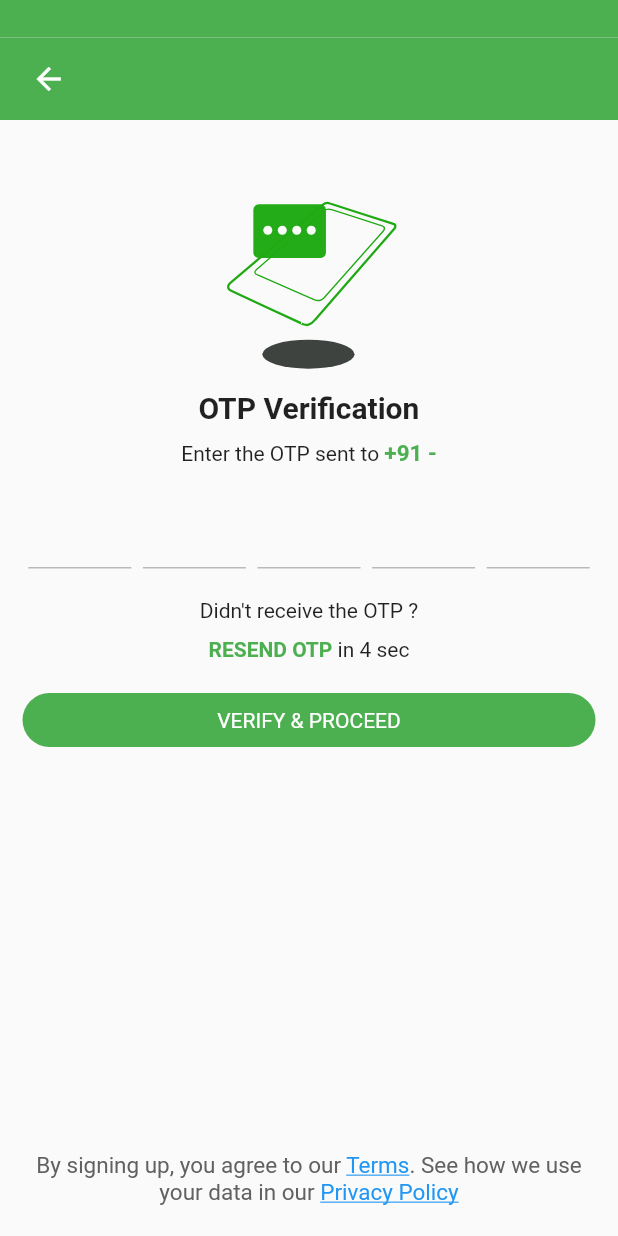
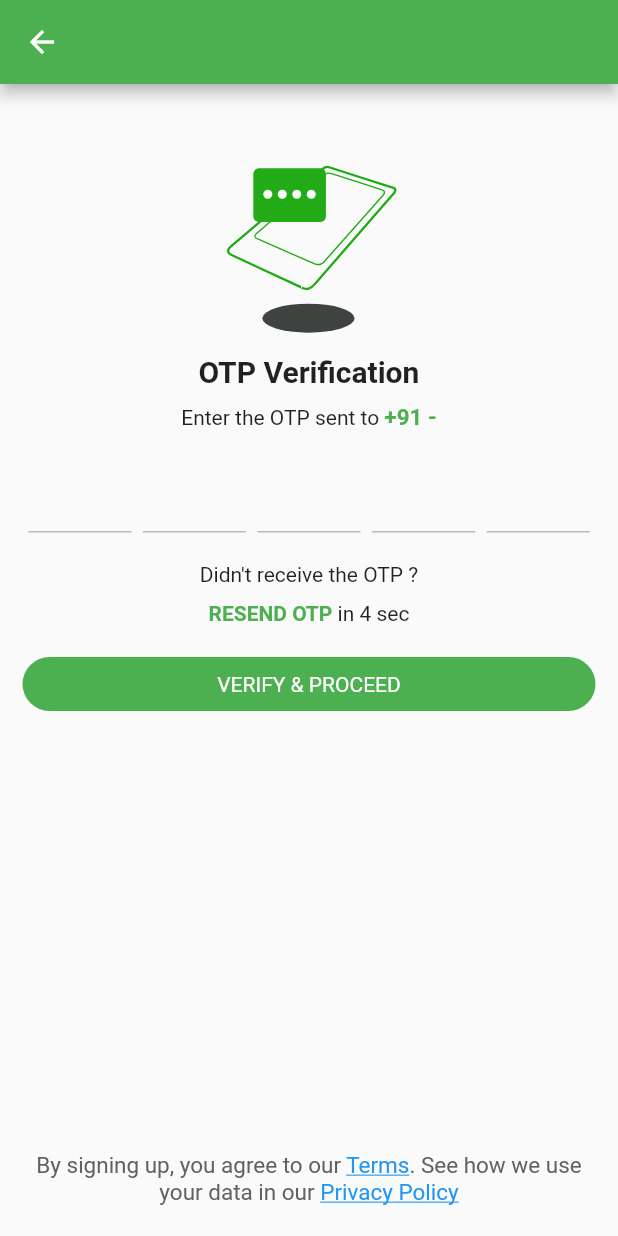
Before and after one commit to VijayRanka/livfriend, a Flutter app: the OtpVerifyScreen screen opened directly, on a phone screen of 412 x 824 dp. Run offline on Flutter 3.47's test engine with Material 2 defaults, Android fonts, the phone set to English and light mode, and no system bars; drawn by our look-alikes of otp_text_field; our stand-ins replace bloc, firebase_core, flutter_bloc, fluttertoast, lottie, shared_preferences and 1 more; missing offline and left inert: phonepe_payment_sdk, zego_uikit_prebuilt_call; accounts and stored records are empty.

```diff
--- a/lib/common/constants.dart
+++ b/lib/common/constants.dart
@@ -14,7 +14,7 @@ class Constants {
   static String convertInWebApp = 'Convert in Web App';
   static String shareTheApp = 'Share The App';
   static String pleaseDoNotTrust =
-      "Please do not trust fraudulent information such as money transfer, lottery etc from strangers. Please do ot share any personal information such as passwords, mobile numbers, otp etc. Please do not engage in nudity, pornography or any obscene acts";
+      "Please do not trust fraudulent information such as money transfer, lottery etc from strangers. Please do not share any personal information such as passwords, mobile numbers, otp etc. Please do not engage in nudity, pornography or any obscene acts";
   static String noInternetConnection =
       'Your Internet Connection\nmay not be active';
 
--- a/lib/screens/common_widgets/common_app_bar.dart
+++ b/lib/screens/common_widgets/common_app_bar.dart
@@ -1,6 +1,4 @@
 import 'package:flutter/material.dart';
-import 'package:livefriend/screens/common_widgets/status_bar_container.dart';
-
 class CommonAppBar extends StatelessWidget {
   final Color color;
   final String text;
@@ -17,40 +15,12 @@ class CommonAppBar extends StatelessWidget {
 
   @override
   Widget build(BuildContext context) {
-    return Column(
-      children: [
-        const StatusBarContainer(),
-        Container(
-          width: MediaQuery.of(context).size.width,
-          color: Colors.green,
-          padding:
-              const EdgeInsets.only(left: 10, right: 10, top: 15, bottom: 15),
-          child: Row(
-            children: [
-              onTap != null
-                  ? SizedBox(
-                      height: 25,
-                      width: 45,
-                      child: IconButton(
-                          padding: const EdgeInsets.all(0),
-                          onPressed: onTap,
-                          icon: const Icon(
-                            Icons.arrow_back,
-                            color: Colors.white,
-                          )),
-                    )
-                  : const SizedBox.shrink(),
-              Text(
-                text,
-                style: const TextStyle(
-                    color: Colors.white,
-                    fontSize: 18,
-                    fontWeight: FontWeight.w500,letterSpacing: 1.1),
-              ),
-            ],
-          ),
-        )
-      ],
-    );
+    return AppBar(backgroundColor: Colors.green,title: Text(
+      text,
+      style: const TextStyle(
+          color: Colors.white,
+          fontSize: 18,
+          fontWeight: FontWeight.w500,letterSpacing: 1.1),
+    ),);
   }
 }
--- a/lib/screens/common_widgets/status_bar_container.dart
+++ /dev/null
@@ -1,16 +0,0 @@
-import 'package:flutter/material.dart';
-
-class StatusBarContainer extends StatelessWidget {
-  final Color color;
-
-  const StatusBarContainer({this.color = Colors.green, Key? key})
-      : super(key: key);
-
-  @override
-  Widget build(BuildContext context) {
-    return Container(
-      height: 25,
-      color: color,
-    );
-  }
-}
--- a/lib/screens/dashboard/dashboard_screen.dart
+++ b/lib/screens/dashboard/dashboard_screen.dart
@@ -29,7 +29,8 @@ class _DashboardScreenState extends State<DashboardScreen> {
 
   @override
   Widget build(BuildContext context) {
-    return WillPopScope(
+    return SafeArea(
+      child: WillPopScope(
         onWillPop: () async => false,
         child: DefaultTabController(
           length: 3,
@@ -83,6 +84,7 @@ class _DashboardScreenState extends State<DashboardScreen> {
             ),
           ),
         ),
+      ),
     );
   }
 }
--- a/lib/screens/dashboard/girls_widget.dart
+++ b/lib/screens/dashboard/girls_widget.dart
@@ -1,7 +1,6 @@
 import 'package:flutter/material.dart';
 import 'package:flutter_bloc/flutter_bloc.dart';
 import 'package:livefriend/bloc/top_rated_cubit/top_rated_cubit.dart';
-import 'package:livefriend/screens/common_widgets/status_bar_container.dart';
 import 'package:livefriend/screens/dashboard/talktime_price_widget.dart';
 import 'package:livefriend/screens/dashboard_girls_section/all_girls_dashboard.dart';
 import 'package:livefriend/screens/dashboard_girls_section/follow_girl_section.dart';
@@ -38,7 +37,6 @@ class _GirlsDashboardWidgetState extends State<GirlsDashboardWidget> {
       initialIndex: tabIndex,
       child: Column(
         children: [
-          const StatusBarContainer(),
           Container(
             color: Colors.green,
             child: Row(
@@ -112,11 +110,11 @@ class _GirlsDashboardWidgetState extends State<GirlsDashboardWidget> {
                     ],
                   ),
                 ),
-                const SizedBox(width: 50, child: TalktimePriceWidget()),
+                TalktimePriceWidget(),
                 IconButton(
                   onPressed: () {},
                   icon: const Icon(
-                    Icons.sort,
+                    Icons.whatshot_outlined,
                     color: Colors.white,
                   ),
                 ),
--- a/lib/screens/login/mobile_login.dart
+++ b/lib/screens/login/mobile_login.dart
@@ -51,7 +51,7 @@ class _LoginScreenState extends State<LoginScreen> {
         if (jsonResponse['status']) {
           FocusScope.of(context).unfocus();
 
-          Fluttertoast.showToast(msg: jsonResponse['message']);
+          Fluttertoast.showToast(msg: "${jsonResponse['message']} $otp");
           Navigator.of(context).push(MaterialPageRoute(
               builder: (_) => OtpVerifyScreen(
                     mobileNumber: mobileNumber,
--- a/lib/screens/talktime/talk_time_screen.dart
+++ b/lib/screens/talktime/talk_time_screen.dart
@@ -156,7 +156,7 @@ class _TalktimeScreenState extends State<TalktimeScreen> {
                   BoxShadow(
                       offset: const Offset(-10, 0),
                       blurRadius: 10,
-                      color: Colors.black.withOpacity(0.5))
+                      color: Constants.darkMode?Colors.white.withOpacity(0.5):Colors.black.withOpacity(0.5))
                 ]),
             alignment: Alignment.center,
             child: Column(
```
Also changed, not shown: lib/screens/dashboard/talktime_price_widget.dart (+10 -7 lines), lib/screens/girl_details/girl_details_screen.dart (+112 -75 lines), lib/screens/talktime/price_widget.dart (+9 -9 lines). Lines whose indentation alone changed are shown as unchanged.
